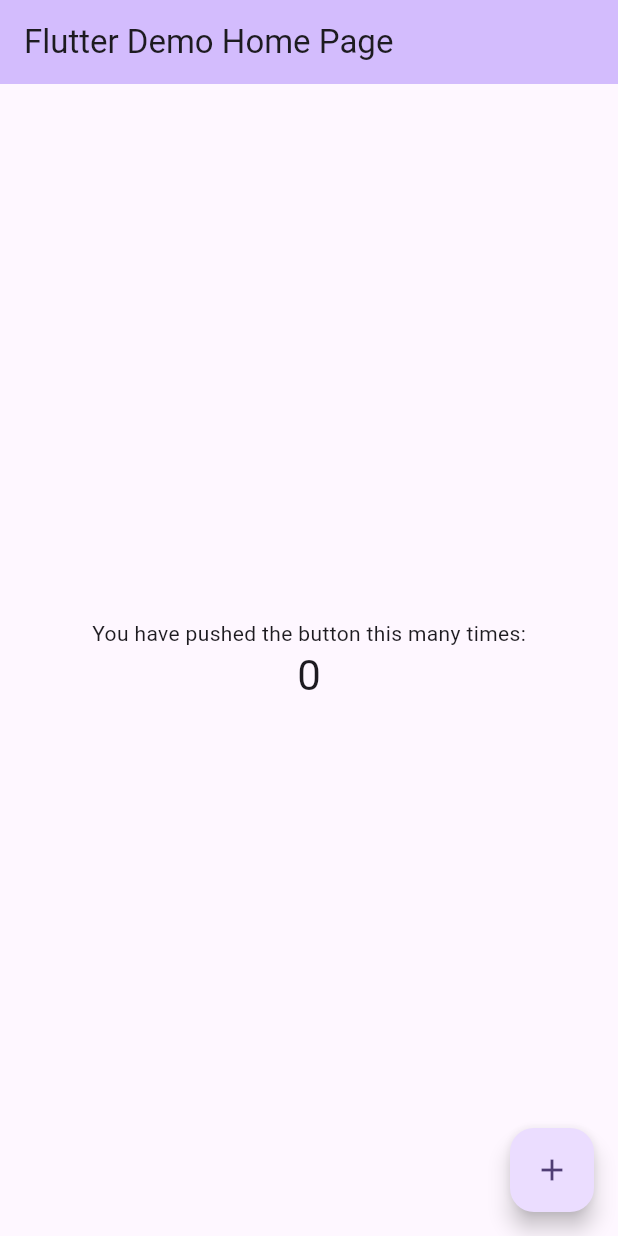
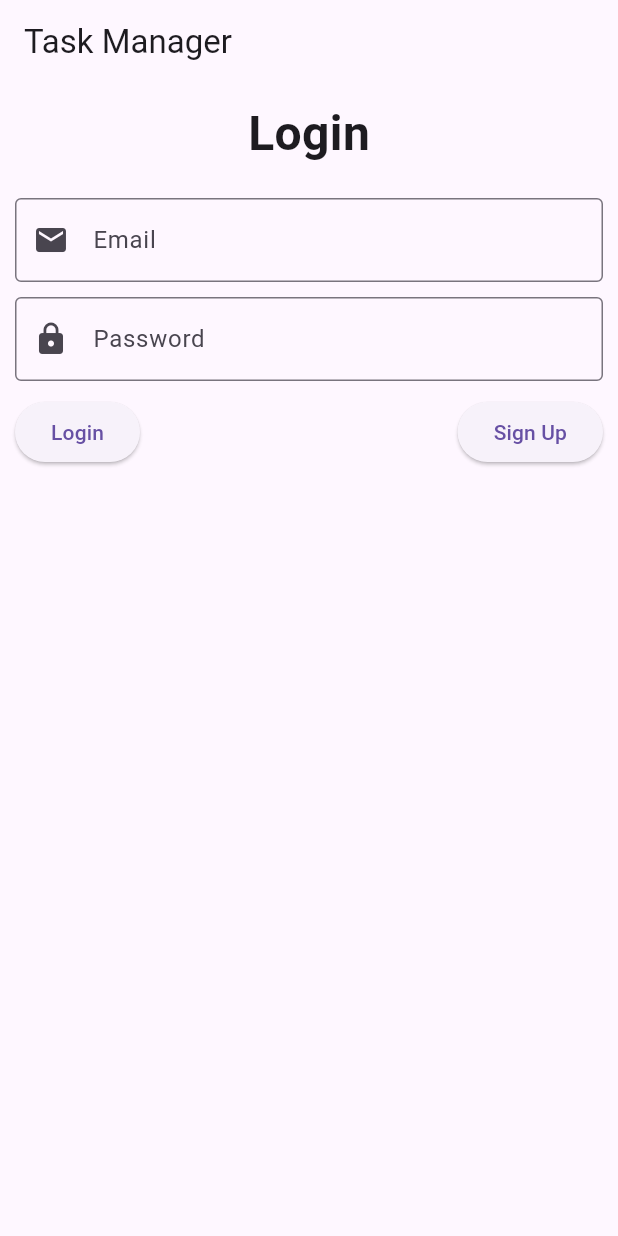
Before and after one commit to BT-Ahmed/traveaux, a Flutter app: the screen it shows after launch, on a phone screen of 412 x 824 dp. Run offline on Flutter 3.47's test engine with Material 3 defaults, Android fonts, the light colour scheme and no system bars; our stand-ins replace geolocator, image_picker.

Commit message:
whatever 1

```diff
--- /dev/null
+++ b/lib/app.dart
@@ -0,0 +1,23 @@
+import 'package:flutter/material.dart';
+
+import 'screens/login_screen.dart';
+
+// A widget to display the app
+class App extends StatelessWidget {
+  // A constructor to create an app widget
+  App();
+
+  // A method to build the widget
+  @override
+  Widget build(BuildContext context) {
+    // Return a material app widget
+    return MaterialApp(
+      // Set the title to the app name
+      title: 'Task Manager',
+      // Set the theme to a light theme
+      theme: ThemeData.light(),
+      // Set the home to the login screen widget
+      home: LoginScreen(),
+    );
+  }
+}
--- a/lib/main.dart
+++ b/lib/main.dart
@@ -1,125 +1,9 @@
 import 'package:flutter/material.dart';
 
+import 'app.dart';
+
+// A function to run the app
 void main() {
-  runApp(const MyApp());
+  // Run the app widget
+  runApp(App());
 }
-
-class MyApp extends StatelessWidget {
-  const MyApp({super.key});
-
-  // This widget is the root of your application.
-  @override
-  Widget build(BuildContext context) {
-    return MaterialApp(
-      title: 'Flutter Demo',
-      theme: ThemeData(
-        // This is the theme of your application.
-        //
-        // TRY THIS: Try running your application with "flutter run". You'll see
-        // the application has a purple toolbar. Then, without quitting the app,
-        // try changing the seedColor in the colorScheme below to Colors.green
-        // and then invoke "hot reload" (save your changes or press the "hot
-        // reload" button in a Flutter-supported IDE, or press "r" if you used
-        // the command line to start the app).
-        //
-        // Notice that the counter didn't reset back to zero; the application
-        // state is not lost during the reload. To reset the state, use hot
-        // restart instead.
-        //
-        // This works for code too, not just values: Most code changes can be
-        // tested with just a hot reload.
-        colorScheme: ColorScheme.fromSeed(seedColor: Colors.deepPurple),
-        useMaterial3: true,
-      ),
-      home: const MyHomePage(title: 'Flutter Demo Home Page'),
-    );
-  }
-}
-
-class MyHomePage extends StatefulWidget {
-  const MyHomePage({super.key, required this.title});
-
-  // This widget is the home page of your application. It is stateful, meaning
-  // that it has a State object (defined below) that contains fields that affect
-  // how it looks.
-
-  // This class is the configuration for the state. It holds the values (in this
-  // case the title) provided by the parent (in this case the App widget) and
-  // used by the build method of the State. Fields in a Widget subclass are
-  // always marked "final".
-
-  final String title;
-
-  @override
-  State<MyHomePage> createState() => _MyHomePageState();
-}
-
-class _MyHomePageState extends State<MyHomePage> {
-  int _counter = 0;
-
-  void _incrementCounter() {
-    setState(() {
-      // This call to setState tells the Flutter framework that something has
-      // changed in this State, which causes it to rerun the build method below
-      // so that the display can reflect the updated values. If we changed
-      // _counter without calling setState(), then the build method would not be
-      // called again, and so nothing would appear to happen.
-      _counter++;
-    });
-  }
-
-  @override
-  Widget build(BuildContext context) {
-    // This method is rerun every time setState is called, for instance as done
-    // by the _incrementCounter method above.
-    //
-    // The Flutter framework has been optimized to make rerunning build methods
-    // fast, so that you can just rebuild anything that needs updating rather
-    // than having to individually change instances of widgets.
-    return Scaffold(
-      appBar: AppBar(
-        // TRY THIS: Try changing the color here to a specific color (to
-        // Colors.amber, perhaps?) and trigger a hot reload to see the AppBar
-        // change color while the other colors stay the same.
-        backgroundColor: Theme.of(context).colorScheme.inversePrimary,
-        // Here we take the value from the MyHomePage object that was created by
-        // the App.build method, and use it to set our appbar title.
-        title: Text(widget.title),
-      ),
-      body: Center(
-        // Center is a layout widget. It takes a single child and positions it
-        // in the middle of the parent.
-        child: Column(
-          // Column is also a layout widget. It takes a list of children and
-          // arranges them vertically. By default, it sizes itself to fit its
-          // children horizontally, and tries to be as tall as its parent.
-          //
-          // Column has various properties to control how it sizes itself and
-          // how it positions its children. Here we use mainAxisAlignment to
-          // center the children vertically; the main axis here is the vertical
-          // axis because Columns are vertical (the cross axis would be
-          // horizontal).
-          //
-          // TRY THIS: Invoke "debug painting" (choose the "Toggle Debug Paint"
-          // action in the IDE, or press "p" in the console), to see the
-          // wireframe for each widget.
-          mainAxisAlignment: MainAxisAlignment.center,
-          children: <Widget>[
-            const Text(
-              'You have pushed the button this many times:',
-            ),
-            Text(
-              '$_counter',
-              style: Theme.of(context).textTheme.headlineMedium,
-            ),
-          ],
-        ),
-      ),
-      floatingActionButton: FloatingActionButton(
-        onPressed: _incrementCounter,
-        tooltip: 'Increment',
-        child: const Icon(Icons.add),
-      ), // This trailing comma makes auto-formatting nicer for build methods.
-    );
-  }
-}
--- /dev/null
+++ b/lib/screens/login_screen.dart
@@ -0,0 +1,174 @@
+import 'package:flutter/material.dart';
+
+import '../models/user.dart';
+import '../services/auth_service.dart';
+import 'home_screen.dart';
+
+// A widget to display the login screen
+class LoginScreen extends StatefulWidget {
+  // A constructor to create a login screen widget
+  LoginScreen();
+
+  // A method to create the state of the widget
+  @override
+  _LoginScreenState createState() => _LoginScreenState();
+}
+
+// A class to represent the state of the login screen widget
+class _LoginScreenState extends State<LoginScreen> {
+  // A global key for the form
+  final _formKey = GlobalKey<FormState>();
+
+  // A text editing controller for the email field
+  final _emailController = TextEditingController();
+
+  // A text editing controller for the password field
+  final _passwordController = TextEditingController();
+
+  // An auth service to handle the authentication logic
+  AuthService _authService = AuthService();
+
+  // A method to dispose the state
+  @override
+  void dispose() {
+    // Dispose the controllers
+    _emailController.dispose();
+    _passwordController.dispose();
+    // Call the super method
+    super.dispose();
+  }
+
+  // A method to build the widget
+  @override
+  Widget build(BuildContext context) {
+    // Return a scaffold widget
+    return Scaffold(
+      // Set the app bar widget
+      appBar: AppBar(
+        // Set the title widget to a text widget with the app name
+        title: Text('Task Manager'),
+      ),
+      // Set the body widget to a form widget
+      body: Form(
+        // Set the key to the form key
+        key: _formKey,
+        // Set the child widget to a single child scroll view widget
+        child: SingleChildScrollView(
+          // Set the padding
+          padding: EdgeInsets.all(10),
+          // Set the child widget to a column widget
+          child: Column(
+            // Set the main axis alignment to center
+            mainAxisAlignment: MainAxisAlignment.center,
+            // Add some widgets as children
+            children: [
+              // A text widget for the login title
+              Text(
+                'Login',
+                // Set the style to large and bold
+                style: TextStyle(fontSize: 32, fontWeight: FontWeight.bold),
+              ),
+              // A sized box widget for some vertical space
+              SizedBox(height: 20),
+              // A text form field widget for the email input
+              TextFormField(
+                // Set the controller to the email controller
+                controller: _emailController,
+                // Set the decoration
+                decoration: InputDecoration(
+                  // Set the border to an outline input border
+                  border: OutlineInputBorder(),
+                  // Set the prefix icon to an email icon
+                  prefixIcon: Icon(Icons.email),
+                  // Set the label text
+                  labelText: 'Email',
+                ),
+                // Set the validator function
+                validator: (value) {
+                  // If the value is empty, return an error message
+                  if (value == null || value.isEmpty) {
+                    return 'Please enter an email';
+                  }
+                  // Otherwise, return null
+                  return null;
+                },
+              ),
+              // A sized box widget for some vertical space
+              SizedBox(height: 10),
+              // A text form field widget for the password input
+              TextFormField(
+                // Set the controller to the password controller
+                controller: _passwordController,
+                // Set the decoration
+                decoration: InputDecoration(
+                  // Set the border to an outline input border
+                  border: OutlineInputBorder(),
+                  // Set the prefix icon to a lock icon
+                  prefixIcon: Icon(Icons.lock),
+                  // Set the label text
+                  labelText: 'Password',
+                ),
+                // Set the obscure text to true
+                obscureText: true,
+                // Set the validator function
+                validator: (value) {
+                  // If the value is empty, return an error message
+                  if (value == null || value.isEmpty) {
+                    return 'Please enter a password';
+                  }
+                  // Otherwise, return null
+                  return null;
+                },
+              ),
+              // A sized box widget for some vertical space
+              SizedBox(height: 10),
+              // A row widget for the login and sign up buttons
+              Row(
+                // Set the main axis alignment to space between
+                mainAxisAlignment: MainAxisAlignment.spaceBetween,
+                // Add some widgets as children
+                children: [
+                  // An elevated button widget for the login button
+                  ElevatedButton(
+                    // Set the child widget to a text widget with the login text
+                    child: Text('Login'),
+                    // Set the on pressed function to validate and login the user
+                    onPressed: () async {
+                      // If the form is valid
+                      if (_formKey.currentState!.validate()) {
+                        // Try to login the user using the auth service
+                        try {
+                          // Login the user with the email and password
+                          final user = await _authService.logIn(
+                              _emailController.text, _passwordController.text);
+                          // Navigate to the home screen with the user as an argument
+                          Navigator.of(context).pushReplacement(MaterialPageRoute(
+                              builder: (context) => HomeScreen(user: user)));
+                        } catch (e) {
+                          // If an exception occurs, show a snackbar with the error message
+                          ScaffoldMessenger.of(context).showSnackBar(SnackBar(
+                            content: Text(e.toString()),
+                          ));
+                        }
+                      }
+                    },
+                  ),
+                  // An elevated button widget for the sign up button
+                  ElevatedButton(
+                    // Set the child widget to a text widget with the sign up text
+                    child: Text('Sign Up'),
+                    // Set the on pressed function to navigate to the sign up screen
+                    onPressed: () {
+                      Navigator.of(context).push(MaterialPageRoute(
+                          builder: (context) => SignUpScreen()));
+                    },
+                  ),
+                ],
+              ),
+            ],
+          ),
+        ),
+      ),
+    );
+  }
+}
--- /dev/null
+++ b/lib/screens/task_screen.dart
@@ -0,0 +1,35 @@
+import 'package:flutter/material.dart';
+
+import '../models/task.dart';
+import '../models/task_repository.dart';
+import '../widgets/task_form.dart';
+
+// A widget to display the task screen
+class TaskScreen extends StatelessWidget {
+  // The task to edit or null for a new task
+  final Task? task;
+
+  // A task repository to manage the tasks data
+  TaskRepository _taskRepository = TaskRepository();
+
+  // A constructor to create a task screen widget from a task
+  TaskScreen({this.task});
+
+  // A method to build the widget
+  @override
+  Widget build(BuildContext context) {
+    // Return a task form widget with the task and a submit function
+    return TaskForm(
+      task: task,
+      onSubmit: (task) {
+        // If the task id is null, add a new task
+        if (task.id == null) {
+          _taskRepository.addTask(task);
+        } else {
+          // Otherwise, update an existing task
+          _taskRepository.updateTask(task);
+        }
+      },
+    );
+  }
+}
```
Also changed, not shown: lib/screens/home_screen.dart (added, +65 -0 lines), lib/models/task.dart (line endings or trailing spaces), lib/models/task_repository.dart (line endings or trailing spaces), lib/models/user.dart (line endings or trailing spaces), lib/services/auth_service.dart (line endings or trailing spaces), lib/services/file_service.dart (line endings or trailing spaces), lib/services/location_service.dart (line endings or trailing spaces), lib/widgets/task_card.dart (line endings or trailing spaces), lib/widgets/task_form.dart (line endings or trailing spaces), lib/widgets/task_list.dart (line endings or trailing spaces).
